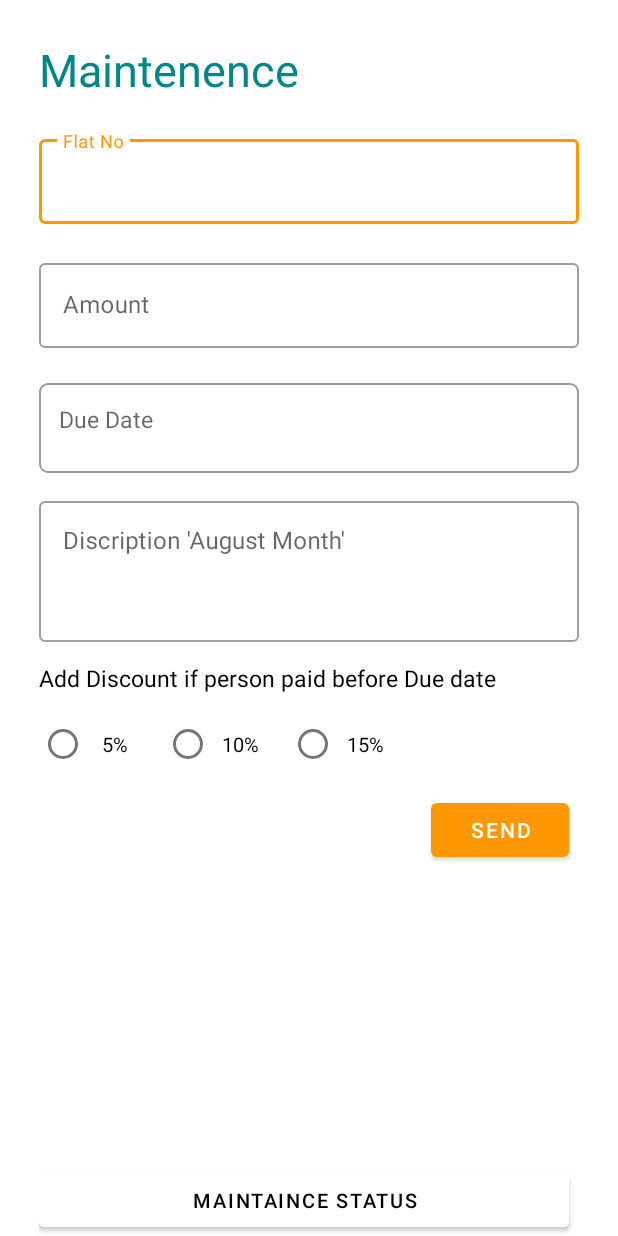
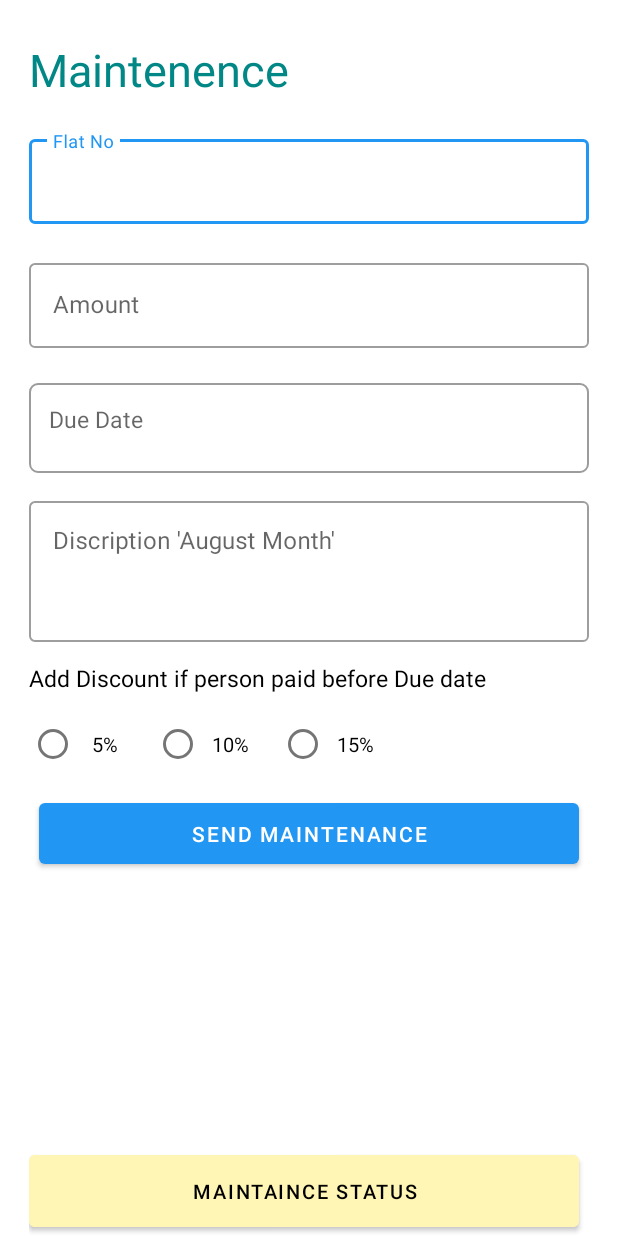
Before and after one commit to harishtaskar/Society-Management-app, an Android app: the CommitteeM_MaintenancePage screen opened directly, with no data from a screen before it, on a phone screen of 412 x 824 dp. Run offline under Robolectric (Android 15) with nearby library versions, the phone set to English and light mode, and no system bars; our stand-ins replace Firebase (no records; nobody signed in at launch, a user with empty details on screens opened directly), sdp/ssp sizes.

Commit message:
after colour changed

```diff
--- a/app/src/main/java/com/example/newgensociety/Committee_show_maintainance.java
+++ b/app/src/main/java/com/example/newgensociety/Committee_show_maintainance.java
@@ -8,10 +8,13 @@ import androidx.recyclerview.widget.RecyclerView;
 import android.os.Bundle;
 import android.util.Log;
 
+import com.google.firebase.database.DatabaseReference;
+import com.google.firebase.database.FirebaseDatabase;
 import com.google.firebase.firestore.DocumentChange;
 import com.google.firebase.firestore.EventListener;
 import com.google.firebase.firestore.FirebaseFirestore;
 import com.google.firebase.firestore.FirebaseFirestoreException;
+import com.google.firebase.firestore.Query;
 import com.google.firebase.firestore.QuerySnapshot;
 
 import java.util.ArrayList;
@@ -37,7 +40,7 @@ public class Committee_show_maintainance extends AppCompatActivity {
         EventChangeListener();
     }
     private void EventChangeListener() {
-        db.collection("Maintenance")
+        db.collection("Maintenance").orderBy("flat_no", Query.Direction.ASCENDING)
                 .addSnapshotListener(new EventListener<QuerySnapshot>() {
                     @Override
                     public void onEvent(@Nullable QuerySnapshot value, @Nullable FirebaseFirestoreException error) {
--- a/app/src/main/res/drawable/baseline_phone_android_24.xml
+++ b/app/src/main/res/drawable/baseline_phone_android_24.xml
@@ -1,4 +1,4 @@
-<vector android:height="24dp" android:tint="#FF9800"
+<vector android:height="24dp" android:tint="#2196F3"
     android:viewportHeight="24" android:viewportWidth="24"
     android:width="24dp" xmlns:android="http://schemas.android.com/apk/res/android">
     <path android:fillColor="@android:color/white" android:pathData="M16,1L8,1C6.34,1 5,2.34 5,4v16c0,1.66 1.34,3 3,3h8c1.66,0 3,-1.34 3,-3L19,4c0,-1.66 -1.34,-3 -3,-3zM14,21h-4v-1h4v1zM17.25,18L6.75,18L6.75,4h10.5v14z"/>
--- a/app/src/main/res/drawable/ic_baseline_email_24.xml
+++ b/app/src/main/res/drawable/ic_baseline_email_24.xml
@@ -1,4 +1,4 @@
-<vector android:height="24dp" android:tint="#FF9800"
+<vector android:height="24dp" android:tint="#2196F3"
     android:viewportHeight="24" android:viewportWidth="24"
     android:width="24dp" xmlns:android="http://schemas.android.com/apk/res/android">
     <path android:fillColor="@android:color/white" android:pathData="M20,4L4,4c-1.1,0 -1.99,0.9 -1.99,2L2,18c0,1.1 0.9,2 2,2h16c1.1,0 2,-0.9 2,-2L22,6c0,-1.1 -0.9,-2 -2,-2zM20,8l-8,5 -8,-5L4,6l8,5 8,-5v2z"/>
--- a/app/src/main/res/drawable/ic_baseline_home_work_24.xml
+++ b/app/src/main/res/drawable/ic_baseline_home_work_24.xml
@@ -1,4 +1,4 @@
-<vector android:height="24dp" android:tint="#FF9800"
+<vector android:height="24dp" android:tint="#2196F3"
     android:viewportHeight="24" android:viewportWidth="24"
     android:width="24dp" xmlns:android="http://schemas.android.com/apk/res/android">
     <path android:fillColor="@android:color/white" android:pathData="M1,11l0,10l5,0l0,-6l4,0l0,6l5,0l0,-10l-7,-5z"/>
--- a/app/src/main/res/drawable/ic_baseline_lock_24.xml
+++ b/app/src/main/res/drawable/ic_baseline_lock_24.xml
@@ -1,4 +1,4 @@
-<vector android:height="24dp" android:tint="#FF9800"
+<vector android:height="24dp" android:tint="#2196F3"
     android:viewportHeight="24" android:viewportWidth="24"
     android:width="24dp" xmlns:android="http://schemas.android.com/apk/res/android">
     <path android:fillColor="@android:color/white" android:pathData="M18,8h-1L17,6c0,-2.76 -2.24,-5 -5,-5S7,3.24 7,6v2L6,8c-1.1,0 -2,0.9 -2,2v10c0,1.1 0.9,2 2,2h12c1.1,0 2,-0.9 2,-2L20,10c0,-1.1 -0.9,-2 -2,-2zM12,17c-1.1,0 -2,-0.9 -2,-2s0.9,-2 2,-2 2,0.9 2,2 -0.9,2 -2,2zM15.1,8L8.9,8L8.9,6c0,-1.71 1.39,-3.1 3.1,-3.1 1.71,0 3.1,1.39 3.1,3.1v2z"/>
--- a/app/src/main/res/drawable/ic_baseline_person_24.xml
+++ b/app/src/main/res/drawable/ic_baseline_person_24.xml
@@ -1,4 +1,4 @@
-<vector android:height="24dp" android:tint="#FF9800"
+<vector android:height="24dp" android:tint="#2196F3"
     android:viewportHeight="24" android:viewportWidth="24"
     android:width="24dp" xmlns:android="http://schemas.android.com/apk/res/android">
     <path android:fillColor="@android:color/white" android:pathData="M12,12c2.21,0 4,-1.79 4,-4s-1.79,-4 -4,-4 -4,1.79 -4,4 1.79,4 4,4zM12,14c-2.67,0 -8,1.34 -8,4v2h16v-2c0,-2.66 -5.33,-4 -8,-4z"/>
--- a/app/src/main/res/layout/activity_committee_login_page.xml
+++ b/app/src/main/res/layout/activity_committee_login_page.xml
@@ -36,7 +36,7 @@
                 android:textSize="40sp"
                 android:textAlignment="center"
                 android:textStyle="bold"
-                android:textColor="@color/orange"
+                android:textColor="@color/blue"
                 android:gravity="center_horizontal" />
 
             <com.google.android.material.textfield.TextInputLayout
--- a/app/src/main/res/layout/activity_committee_mmaintenance_page.xml
+++ b/app/src/main/res/layout/activity_committee_mmaintenance_page.xml
@@ -4,8 +4,8 @@
     xmlns:tools="http://schemas.android.com/tools"
     android:layout_width="match_parent"
     android:layout_height="match_parent"
-    android:layout_marginLeft="@dimen/_20sdp"
-    android:layout_marginRight="@dimen/_20sdp"
+    android:layout_marginLeft="@dimen/_15sdp"
+    android:layout_marginRight="@dimen/_15sdp"
     android:orientation="vertical"
     tools:context=".CommitteeM_MaintenancePage">
 
@@ -154,13 +154,16 @@
     </LinearLayout>
     <Button
         android:id="@+id/Send"
-        android:layout_width="wrap_content"
+        android:layout_width="match_parent"
         android:layout_height="wrap_content"
         android:paddingStart="@dimen/_20sdp"
         android:paddingEnd="@dimen/_20sdp"
         android:layout_marginEnd="@dimen/_5sdp"
         android:layout_gravity="right"
-        android:text="Send"
+        android:paddingTop="@dimen/_8sdp"
+        android:paddingBottom="@dimen/_8sdp"
+        android:layout_marginStart="@dimen/_5sdp"
+        android:text="Send Maintenance"
         android:layout_marginRight="@dimen/_10sdp" />
 
     <LinearLayout
@@ -170,12 +173,12 @@
     <Button
         android:id="@+id/maintainance_Status"
         android:layout_width="match_parent"
-        android:layout_height="wrap_content"
+        android:layout_height="60dp"
         android:paddingStart="@dimen/_20sdp"
         android:paddingEnd="@dimen/_20sdp"
         android:textSize="@dimen/_10sdp"
         android:textColor="@color/black"
-        android:backgroundTint="@color/white"
+        android:backgroundTint="#FFF5B4"
         android:layout_marginEnd="@dimen/_5sdp"
         android:layout_gravity="bottom"
         android:text="Maintaince Status"
--- a/app/src/main/res/layout/activity_socity_mlogin_page.xml
+++ b/app/src/main/res/layout/activity_socity_mlogin_page.xml
@@ -36,7 +36,7 @@
                 android:textSize="36sp"
                 android:textAlignment="center"
                 android:textStyle="bold"
-                android:textColor="@color/orange"
+                android:textColor="@color/blue"
                 android:gravity="center_horizontal" />
 
             <EditText
--- a/app/src/main/res/layout/cm_maintenance_recycle_layout.xml
+++ b/app/src/main/res/layout/cm_maintenance_recycle_layout.xml
@@ -49,7 +49,6 @@
                     android:layout_height="wrap_content"
                     android:padding="@dimen/_5sdp"
                     android:textSize="@dimen/_14sdp"
-                    android:layout_marginTop="@dimen/_8sdp"
                     android:textColor="@color/black"
                     >
                 </TextView>
@@ -96,9 +95,8 @@
                 android:layout_width="match_parent"
                 android:layout_height="wrap_content"
                 android:padding="@dimen/_5sdp"
-                android:layout_marginTop="@dimen/_5sdp"
                 android:textSize="@dimen/_11sdp"
-                android:textColor="#353535">
+                android:textColor="#35B100">
 
             </TextView>
             </LinearLayout>
--- a/app/src/main/res/values-night/themes.xml
+++ b/app/src/main/res/values-night/themes.xml
@@ -2,11 +2,11 @@
     <!-- Base application theme. -->
     <style name="Theme.NewGenSociety" parent="Theme.MaterialComponents.DayNight.NoActionBar">
         <!-- Customize your theme here. -->
-        <item name="colorPrimary">#FF9800</item>
+        <item name="colorPrimary">#2196F3</item>
         <item name="colorPrimaryVariant">@color/black</item>
         <item name="colorOnPrimary">@color/white</item>
         <!-- Secondary brand color. -->
-        <item name="colorSecondary">@color/teal_200</item>
+        <item name="colorSecondary">#2196F3</item>
         <item name="colorSecondaryVariant">@color/teal_700</item>
         <item name="colorOnSecondary">@color/black</item>
         <!-- Status bar color. -->
--- a/app/src/main/res/values/themes.xml
+++ b/app/src/main/res/values/themes.xml
@@ -2,11 +2,11 @@
     <!-- Base application theme. -->
     <style name="Theme.NewGenSociety" parent="Theme.MaterialComponents.DayNight.NoActionBar">
         <!-- Customize your theme here. -->
-        <item name="colorPrimary">#FF9800</item>
+        <item name="colorPrimary">#2196F3</item>
         <item name="colorPrimaryVariant">@color/black</item>
         <item name="colorOnPrimary">@color/white</item>
         <!-- Secondary brand color. -->
-        <item name="colorSecondary">@color/teal_200</item>
+        <item name="colorSecondary">#2196F3</item>
         <item name="colorSecondaryVariant">@color/teal_700</item>
         <item name="colorOnSecondary">@color/black</item>
         <!-- Status bar color. -->
```
Also changed, not shown: app/src/main/java/com/example/newgensociety/CommitteeM_MaintenancePage.java (+10 -8 lines), app/src/main/java/com/example/newgensociety/Maintenance.java (+31 -29 lines), app/src/main/java/com/example/newgensociety/myRecycleVA_Maintenance.java (+11 -10 lines), app/src/main/res/layout/activity_committee_mhome_page.xml (+13 -19 lines), app/src/main/res/layout/activity_committee_registration_page.xml (+22 -22 lines).
